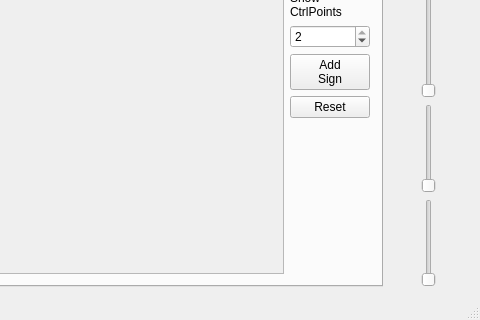
The window that mainwindow.ui (JanHammerschmidt/EcoSonic) describes before a commit, drawn with Qt 5; both pictures show x 319 to 799 and y 191 to 511 of the 799 by 511 pixel window.
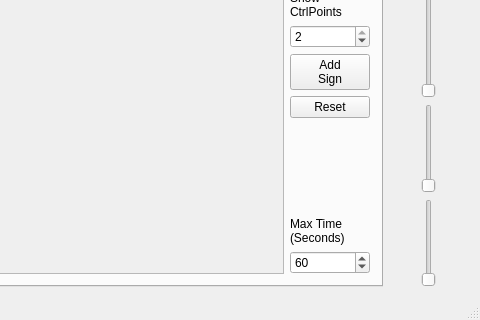
The same window after the commit. The open tabs and pages were chosen to show the change. Custom widgets are drawn as their Qt base class.

Commit message: + added maximum time for tracks - added hud.h + speed_observer.h, which were not under version control!

Diff of the .ui file:
```diff
--- a/mainwindow.ui
+++ b/mainwindow.ui
@@ -621,6 +621,39 @@
               </property>
              </spacer>
             </item>
+            <item>
+             <widget class="QLabel" name="label_4">
+              <property name="sizePolicy">
+               <sizepolicy hsizetype="Preferred" vsizetype="Fixed">
+                <horstretch>0</horstretch>
+                <verstretch>0</verstretch>
+               </sizepolicy>
+              </property>
+              <property name="text">
+               <string>Max Time
+(Seconds)</string>
+              </property>
+             </widget>
+            </item>
+            <item>
+             <widget class="QSpinBox" name="max_time">
+              <property name="sizePolicy">
+               <sizepolicy hsizetype="Minimum" vsizetype="Fixed">
+                <horstretch>0</horstretch>
+                <verstretch>0</verstretch>
+               </sizepolicy>
+              </property>
+              <property name="minimum">
+               <number>10</number>
+              </property>
+              <property name="maximum">
+               <number>1000</number>
+              </property>
+              <property name="value">
+               <number>60</number>
+              </property>
+             </widget>
+            </item>
            </layout>
           </item>
          </layout>
```
Left out of the diff: 2 changed lines with no effect on the pictures. The commit also changes 6 other files.
